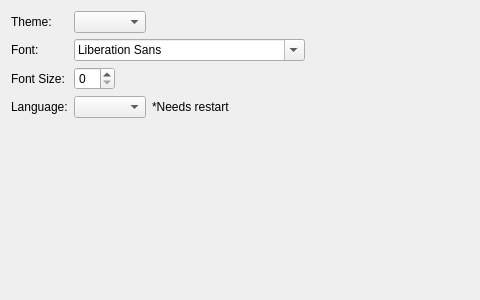
Old version of the form RedPandaIDE/settingsdialog/environmentappearencewidget.ui in the repository royqh1979/RedPanda-CPP; both pictures show x 0 to 480 and y 0 to 300 of the 733 by 300 pixel window.
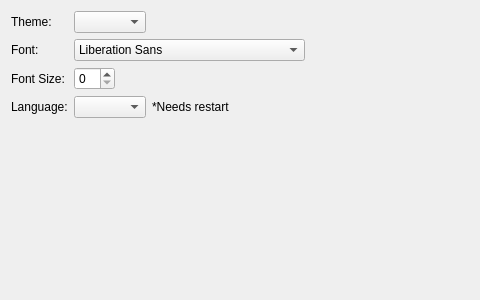
New version of the form.

Diff of the .ui file:
```diff
--- a/RedPandaIDE/settingsdialog/environmentappearencewidget.ui
+++ b/RedPandaIDE/settingsdialog/environmentappearencewidget.ui
@@ -98,7 +98,11 @@
        <number>0</number>
       </property>
       <item>
-       <widget class="QFontComboBox" name="cbFont"/>
+       <widget class="QFontComboBox" name="cbFont">
+        <property name="editable">
+         <bool>false</bool>
+        </property>
+       </widget>
       </item>
       <item>
        <spacer name="horizontalSpacer_2">
```
